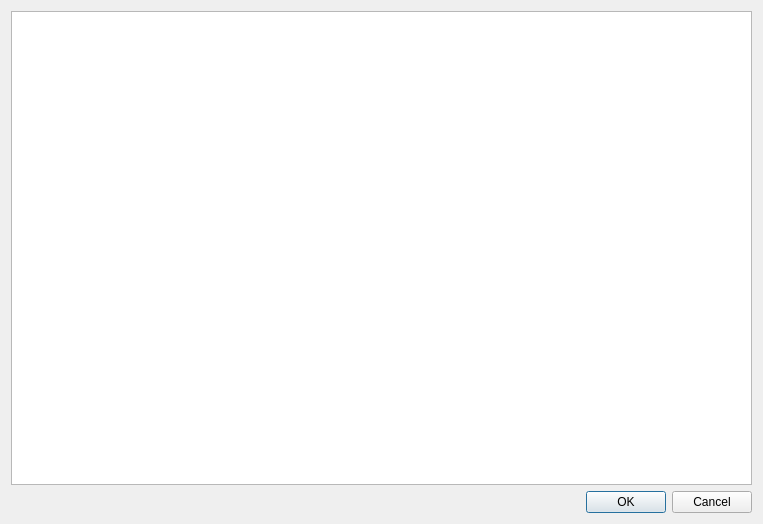
Qt form SNet-master/tablemetric.ui (nguyenvantin971996/SDNLoadBalancer) before a commit.
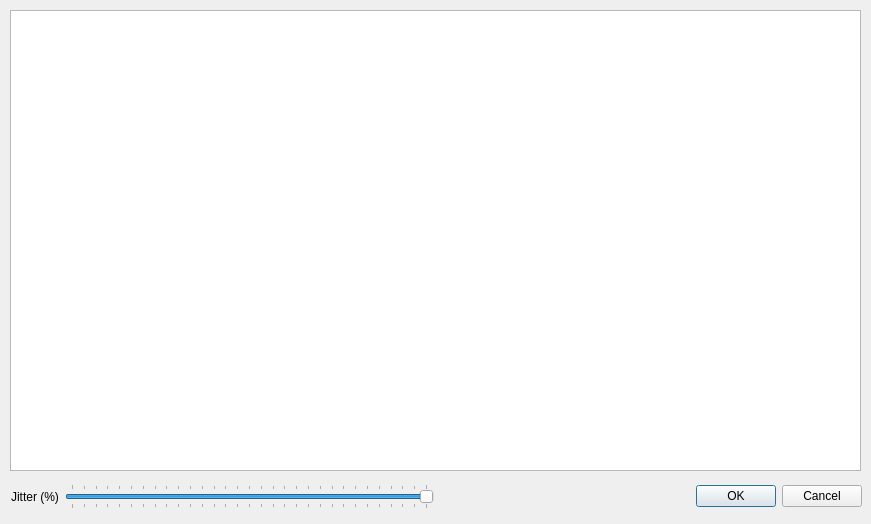
The same form after that commit.

Patch:
```diff
--- a/SNet-master/tablemetric.ui
+++ b/SNet-master/tablemetric.ui
@@ -6,18 +6,73 @@
    <rect>
     <x>0</x>
     <y>0</y>
-    <width>763</width>
+    <width>871</width>
     <height>524</height>
    </rect>
   </property>
   <property name="windowTitle">
    <string>Result of evolutionary algorithm</string>
   </property>
-  <layout class="QGridLayout" name="gridLayout">
-   <item row="0" column="0">
-    <widget class="QTableWidget" name="tableWidget"/>
-   </item>
-   <item row="1" column="0">
+  <widget class="QTableWidget" name="tableWidget">
+   <property name="geometry">
+    <rect>
+     <x>10</x>
+     <y>10</y>
+     <width>851</width>
+     <height>461</height>
+    </rect>
+   </property>
+  </widget>
+  <widget class="QWidget" name="">
+   <property name="geometry">
+    <rect>
+     <x>11</x>
+     <y>481</y>
+     <width>851</width>
+     <height>31</height>
+    </rect>
+   </property>
+   <layout class="QHBoxLayout" name="horizontalLayout_2">
+    <item>
+     <layout class="QHBoxLayout" name="horizontalLayout">
+      <item>
+       <widget class="QLabel" name="label">
+        <property name="text">
+         <string>Jitter (%)</string>
+        </property>
+        <property name="alignment">
+         <set>Qt::AlignCenter</set>
+        </property>
+       </widget>
+      </item>
+      <item>
+       <widget class="QSlider" name="horizontalSlider">
+        <property name="contextMenuPolicy">
+         <enum>Qt::DefaultContextMenu</enum>
+        </property>
+        <property name="maximum">
+         <number>30</number>
+        </property>
+        <property name="value">
+         <number>30</number>
+        </property>
+        <property name="orientation">
+         <enum>Qt::Horizontal</enum>
+        </property>
+        <property name="invertedAppearance">
+         <bool>false</bool>
+        </property>
+        <property name="invertedControls">
+         <bool>false</bool>
+        </property>
+        <property name="tickPosition">
+         <enum>QSlider::TicksBothSides</enum>
+        </property>
+       </widget>
+      </item>
+     </layout>
+    </item>
+    <item>
     <widget class="QDialogButtonBox" name="buttonBox">
      <property name="orientation">
       <enum>Qt::Horizontal</enum>
@@ -28,6 +83,7 @@
     </widget>
    </item>
   </layout>
+  </widget>
  </widget>
  <resources/>
  <connections>
```
Lines whose indentation alone changed are shown as unchanged.
